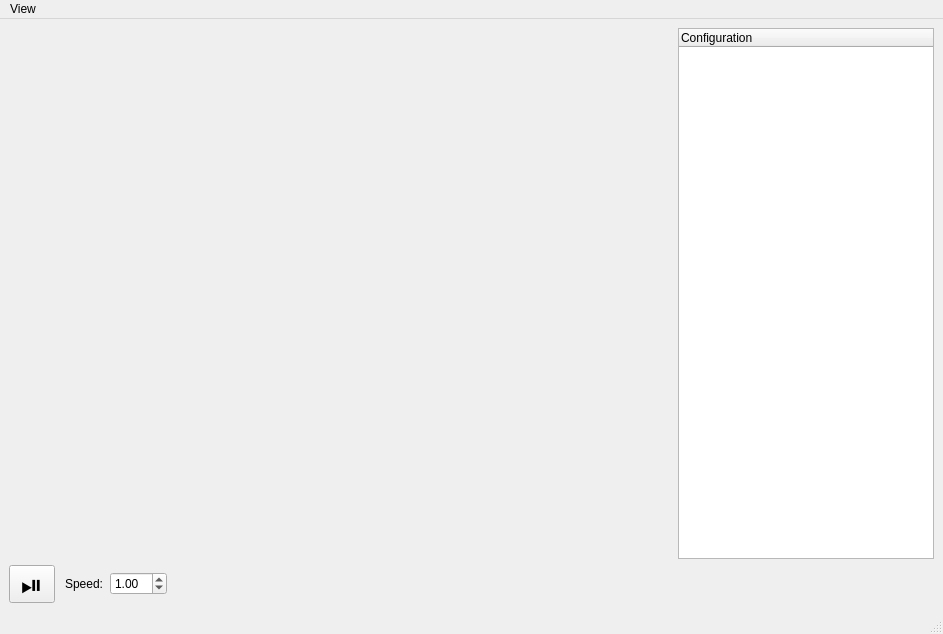
Above: softwareComponents/simplesimClientLib/src/mainwindow.ui from paradise-fi/RoFI before the change. Below: the same form after it.
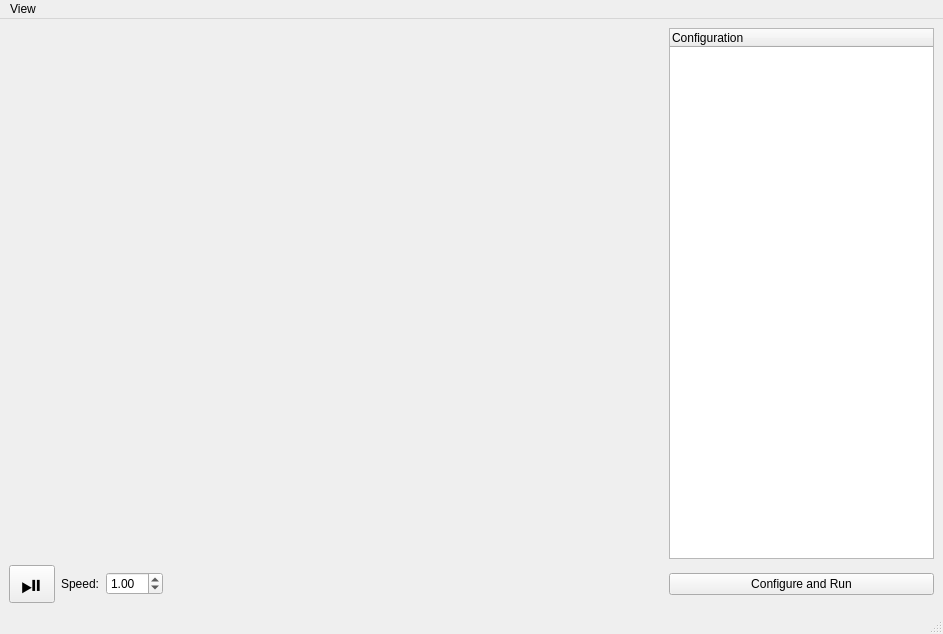
That is the form after the change. Custom widgets are drawn as their Qt base class.

Commit message: feat: added the ability to execute a program from simplesim UI.

Diff of the .ui file:
```diff
--- a/softwareComponents/simplesimClientLib/src/mainwindow.ui
+++ b/softwareComponents/simplesimClientLib/src/mainwindow.ui
@@ -14,7 +14,7 @@
    <string>RoFI SimpleSim</string>
   </property>
   <widget class="QWidget" name="centralwidget">
-   <layout class="QGridLayout" name="gridLayout" columnstretch="50,200,0" columnminimumwidth="50,200,50">
+   <layout class="QGridLayout" name="gridLayout" columnstretch="50,0,0">
     <item row="1" column="1">
      <layout class="QHBoxLayout" name="horizontalLayout" stretch="1,1,20">
       <property name="spacing">
@@ -58,13 +58,20 @@
       </item>
      </layout>
     </item>
-    <item row="0" column="2">
-     <widget class="QTreeWidget" name="treeWidget">
-      <column>
-       <property name="text">
-        <string>Configuration</string>
-       </property>
-      </column>
+    <item row="0" column="0" colspan="2">
+     <widget class="QVTKWidget" name="widget" native="true">
+      <property name="minimumSize">
+       <size>
+        <width>484</width>
+        <height>512</height>
+       </size>
+      </property>
+      <property name="baseSize">
+       <size>
+        <width>0</width>
+        <height>0</height>
+       </size>
+      </property>
      </widget>
     </item>
     <item row="1" column="0">
@@ -85,13 +92,19 @@
       </property>
      </widget>
     </item>
-    <item row="0" column="0" colspan="2">
-     <widget class="QVTKWidget" name="widget" native="true">
-      <property name="minimumSize">
-       <size>
-        <width>484</width>
-        <height>512</height>
-       </size>
+    <item row="0" column="2">
+     <widget class="QTreeWidget" name="treeWidget">
+      <column>
+       <property name="text">
+        <string>Configuration</string>
+       </property>
+      </column>
+     </widget>
+    </item>
+    <item row="1" column="2">
+     <widget class="QPushButton" name="configureButton">
+      <property name="text">
+       <string>Configure and Run</string>
       </property>
       <property name="baseSize">
        <size>
```
Left out of the diff: 15 changed lines with no effect on the pictures. The commit also changes 6 other files.
